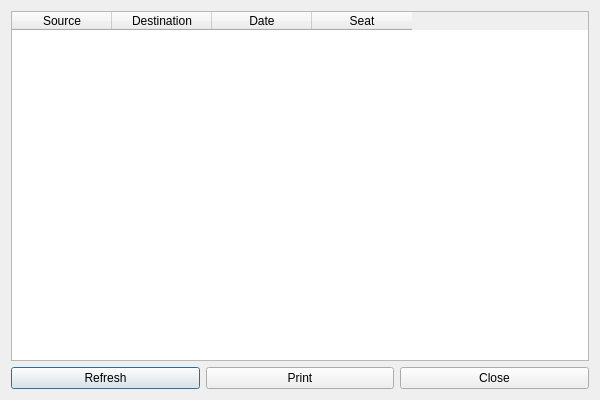
The window that historydialog.ui (Dickens1308/qt-creator-ticketing) describes before a commit, drawn with Qt 5.
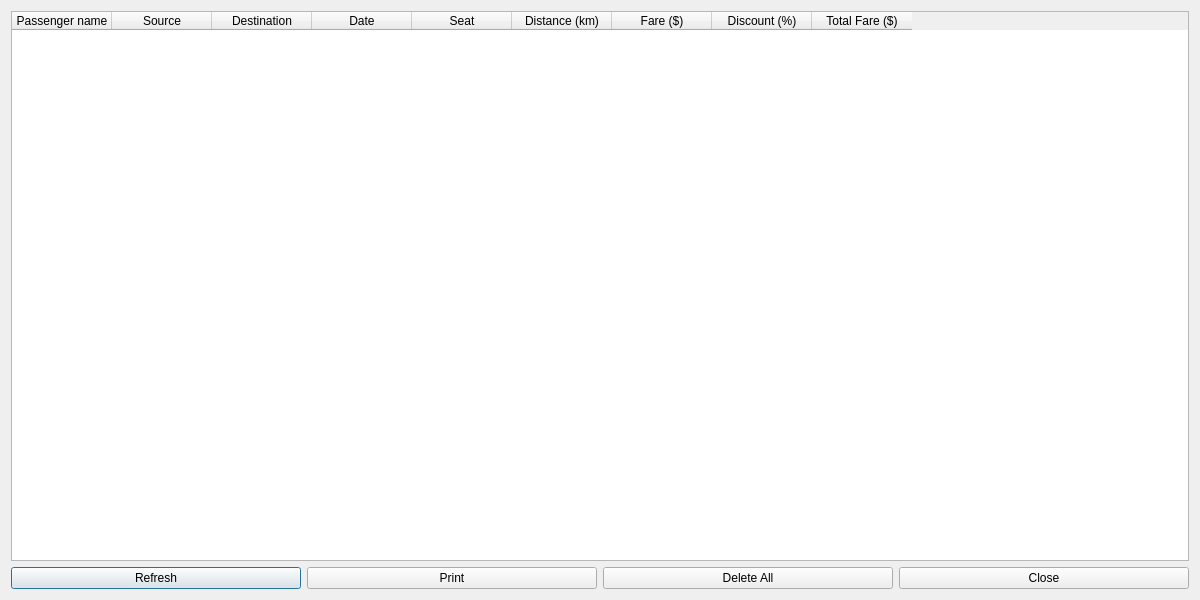
The same window after the commit.

What changed in the file:
```diff
--- a/historydialog.ui
+++ b/historydialog.ui
@@ -6,8 +6,8 @@
    <rect>
     <x>0</x>
     <y>0</y>
-    <width>600</width>
-    <height>400</height>
+    <width>1200</width>
+    <height>600</height>
    </rect>
   </property>
   <property name="windowTitle">
@@ -22,6 +22,11 @@
      <property name="selectionBehavior">
       <enum>QAbstractItemView::SelectRows</enum>
      </property>
+     <column>
+      <property name="text">
+       <string>Passenger name</string>
+      </property>
+     </column>
      <column>
       <property name="text">
        <string>Source</string>
@@ -42,6 +47,26 @@
        <string>Seat</string>
       </property>
      </column>
+     <column>
+      <property name="text">
+       <string>Distance (km)</string>
+      </property>
+     </column>
+     <column>
+      <property name="text">
+       <string>Fare ($)</string>
+      </property>
+     </column>
+     <column>
+      <property name="text">
+       <string>Discount (%)</string>
+      </property>
+     </column>
+     <column>
+      <property name="text">
+       <string>Total Fare ($)</string>
+      </property>
+     </column>
     </widget>
    </item>
    <item>
@@ -60,6 +85,13 @@
        </property>
       </widget>
      </item>
+     <item>
+      <widget class="QPushButton" name="deleteAllButton">
+       <property name="text">
+        <string>Delete All</string>
+       </property>
+      </widget>
+     </item>
      <item>
       <widget class="QPushButton" name="closeButton">
        <property name="text">
```
Left out of the diff: 4 changed lines with no effect on the pictures.
